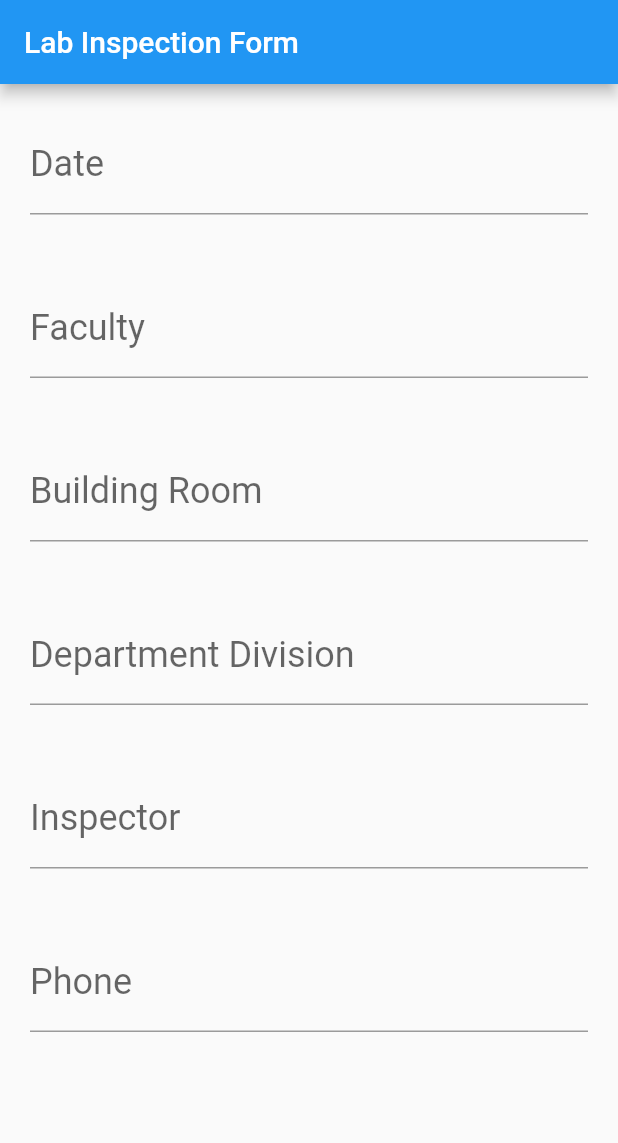
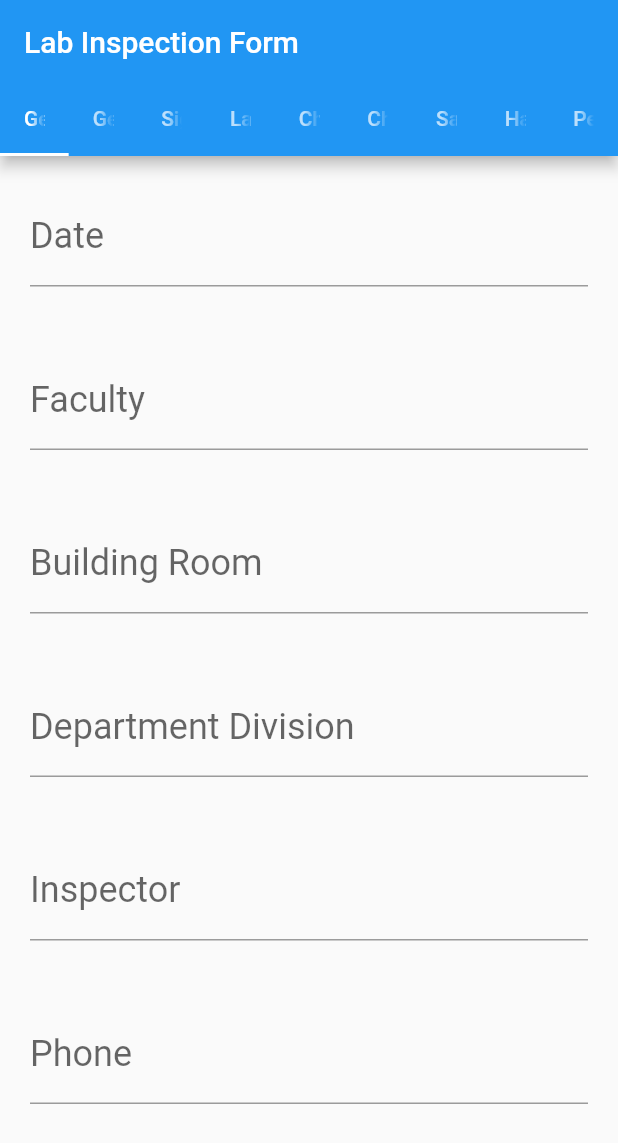
Before and after one commit to rhinroy2001/Event-Recorder, a Flutter app: the screen it shows after launch, after a tap on "Lab Safety Inspection Form", on a phone screen of 412 x 824 dp. Shown: the top 1143 px of the screen. Run offline on Flutter 3.47's test engine with Material 2 defaults, Android fonts, the phone set to English and light mode, and no system bars.

Commit message:
Tabs for lab inspection & lots of placeholder code

```diff
--- /dev/null
+++ b/lib/labInspectionForm/lif_general_fire_safety.dart
@@ -0,0 +1 @@
+// TODO: Placeholder file
--- /dev/null
+++ b/lib/labInspectionForm/lif_hazardous_waste_compliance.dart
@@ -0,0 +1 @@
+// TODO: Placeholder file
--- /dev/null
+++ b/lib/labInspectionForm/lif_main.dart
@@ -0,0 +1,78 @@
+import 'package:flutter/material.dart';
+import 'lif_general_info.dart';
+import 'lif_chemical_hygiene_plan.dart';
+import 'lif_chemical_use_storage.dart';
+import 'lif_lab_practices.dart';
+
+void labInspection() {
+  runApp(const MyApp());
+}
+
+class MyApp extends StatelessWidget {
+  const MyApp({super.key});
+
+  @override
+  Widget build(BuildContext context) {
+    return MaterialApp(
+      title: 'Event Recorder',
+      theme: ThemeData(
+        primarySwatch: Colors.blue,
+      ),
+      home: DefaultTabController(
+        length: 9,
+        child: Scaffold(
+          appBar: AppBar(
+            bottom: const TabBar(
+              tabs: [
+                Tab(text: 'General Information'), // General Information
+                Tab(text: 'General Fire Safety'), // General Fire Safety
+                Tab(text: 'Signs and Posting'), // Signs and Posting
+                Tab(text: 'Laboratory Practices'), // Laboratory Practices
+                Tab(text: 'Chemical Hygiene Plan'), // Chemical Hygiene Plan
+                Tab(text: 'Chemical Use and Storage'), // Chem Use & Storage
+                Tab(text: 'Safety Equipment'), // Safety Equipment
+                Tab(text: 'Hazardous Waste Compliance'), // HazWasteCompliance
+                Tab(text: 'Personal Protection'), // Personal Protection
+              ],
+            ),
+            title: const Text('Lab Inspection Form'),
+          ),
+          body: const TabBarView(
+            // TODO: Replace Icon items with the correct calls to the corresponding tab
+            children: [
+              Info(), // General Information
+              Icon(Icons.directions_transit), // General Fire Safety
+              Icon(Icons.directions_transit), // Signs and Posting
+              LabPractices(), // Laboratory Practices
+              ChemicalHygienePlan(), // Chemical Hygiene Plan
+              ChemicalUseStorage(), // Chemical Use and Storage
+              Icon(Icons.directions_transit), // Safety Equipment
+              Icon(Icons.directions_transit), // Hazardous Waste Compliance
+              Icon(Icons.directions_transit), // Personal Protection
+            ],
+          ),
+        ),
+      ),
+    );
+  }
+}
+
+class LabForm extends StatefulWidget {
+  const LabForm({super.key, required this.title});
+  final String title;
+
+  @override
+  State<LabForm> createState() => _LabForm();
+}
+
+class _LabForm extends State<LabForm> {
+  @override
+  Widget build(BuildContext context) {
+    return Scaffold(
+      appBar: AppBar(
+        title: Text(widget.title),
+      ),
+      body: const Info(),
+    );
+  }
+}
--- /dev/null
+++ b/lib/labInspectionForm/lif_personal_protection.dart
@@ -0,0 +1 @@
+// TODO: Placeholder file
--- /dev/null
+++ b/lib/labInspectionForm/lif_safety_equipment.dart
@@ -0,0 +1 @@
+// TODO: Placeholder file
--- /dev/null
+++ b/lib/labInspectionForm/lif_signs_postings.dart
@@ -0,0 +1 @@
+// TODO: Placeholder file
--- a/lib/labInspectionMain.dart
+++ /dev/null
@@ -1,42 +0,0 @@
-import 'package:flutter/material.dart';
-import 'generalInfo.dart';
-// import new file name here
-
-void labInspection() {
-  runApp(const MyApp());
-}
-
-class MyApp extends StatelessWidget {
-  const MyApp({super.key});
-
-  @override
-  Widget build(BuildContext context) {
-    return MaterialApp(
-      title: 'Event Recorder',
-      theme: ThemeData(
-        primarySwatch: Colors.blue,
-      ),
-      home: const LabForm(title: 'Lab Inspection Form'),
-    );
-  }
-}
-
-class LabForm extends StatefulWidget {
-  const LabForm({super.key, required this.title});
-  final String title;
-
-  @override
-  State<LabForm> createState() => _LabForm();
-}
-
-class _LabForm extends State<LabForm> {
-  @override
-  Widget build(BuildContext context) {
-    return Scaffold(
-      appBar: AppBar(
-        title: Text(widget.title),
-      ),
-      body: const Info(),
-    );
-  }
-}
--- a/lib/main.dart
+++ b/lib/main.dart
@@ -1,6 +1,6 @@
 import 'package:flutter/material.dart';
 import 'package:url_launcher/url_launcher.dart';
-import 'labInspectionMain.dart';
+import 'labInspectionForm/lif_main.dart';
 
 void main() {
   runApp(const MyApp());
@@ -38,39 +38,6 @@ class _MyHomePageState extends State<MyHomePage> {
     return Scaffold(
         appBar: AppBar(
           title: Text(widget.title),
-          // actions:
-          //[
-          // PopupMenuButton<int>(
-          //   itemBuilder: ((context) => [
-          //         PopupMenuItem(
-          //             value: 1,
-          //             child: Row(
-          //               children: const [
-          //                 Icon(Icons.star),
-          //                 SizedBox(width: 10),
-          //                 Text('Lab Inspection Form'),
-          //               ],
-          //             )),
-          //         PopupMenuItem(
-          //             value: 2,
-          //             child: Row(children: const [
-          //               Icon(Icons.star),
-          //               SizedBox(
-          //                 width: 10,
-          //               ),
-          //               Text('OSHA Form')
-          //             ])),
-          //       ]),
-          //   onSelected: (value) {
-          //     if (value == 1) {
-          //       // do something
-          //     } else if (value == 2) {
-          //       // do something
-          //     }
-          //   },
-          //   offset: const Offset(0, -200),
-          // )
-          //]
         ),
         body: Column(mainAxisAlignment: MainAxisAlignment.start, children: [
           Row(
@@ -79,13 +46,13 @@ class _MyHomePageState extends State<MyHomePage> {
               Column(
                 //mainAxisAlignment: MainAxisAlignment.start,
                 children: [
-                  Text('Previously Completed Forms',
+                  const Text('Previously Completed Forms',
                       style: TextStyle(fontSize: 25)),
                   TextButton(
                       onPressed: () {
                         // do something here
                       },
-                      child: Text('this will be the name of a form',
+                      child: const Text('this will be the name of a form',
                           style: TextStyle(fontSize: 20)))
                 ],
               ),
@@ -93,7 +60,7 @@ class _MyHomePageState extends State<MyHomePage> {
                 mainAxisAlignment: MainAxisAlignment.spaceAround,
                 children: <Widget>[
                   Padding(
-                    padding: EdgeInsets.all(15),
+                    padding: const EdgeInsets.all(15),
                     child: Column(
                       mainAxisAlignment: MainAxisAlignment.start,
                       crossAxisAlignment: CrossAxisAlignment.start,
@@ -103,14 +70,14 @@ class _MyHomePageState extends State<MyHomePage> {
                           style: TextStyle(fontSize: 25),
                         ),
                         Padding(
-                          padding:
-                              EdgeInsets.symmetric(horizontal: 8, vertical: 16),
+                          padding: const EdgeInsets.symmetric(
+                              horizontal: 8, vertical: 16),
                           child: SizedBox(
                             height: 60,
                             width: 300,
                             child: TextField(
                               controller: mailToController,
-                              decoration: InputDecoration(
+                              decoration: const InputDecoration(
                                 border: UnderlineInputBorder(),
                                 labelText: 'Mail to',
                               ),
@@ -118,14 +85,14 @@ class _MyHomePageState extends State<MyHomePage> {
                           ),
                         ),
                         Padding(
-                          padding:
-                              EdgeInsets.symmetric(horizontal: 8, vertical: 16),
+                          padding: const EdgeInsets.symmetric(
+                              horizontal: 8, vertical: 16),
                           child: SizedBox(
                             height: 60,
                             width: 300,
                             child: TextField(
                               controller: subjectController,
-                              decoration: InputDecoration(
+                              decoration: const InputDecoration(
                                 border: UnderlineInputBorder(),
                                 labelText: 'Subject',
                               ),
@@ -133,14 +100,14 @@ class _MyHomePageState extends State<MyHomePage> {
                           ),
                         ),
                         Padding(
-                          padding:
-                              EdgeInsets.symmetric(horizontal: 8, vertical: 16),
+                          padding: const EdgeInsets.symmetric(
+                              horizontal: 8, vertical: 16),
                           child: SizedBox(
                             height: 60,
                             width: 300,
                             child: TextField(
                               controller: emailBodyController,
-                              decoration: InputDecoration(
+                              decoration: const InputDecoration(
                                 border: UnderlineInputBorder(),
                                 labelText: 'Email body',
                                 hintText: 'someone@example.com',
@@ -215,25 +182,6 @@ class _MyHomePageState extends State<MyHomePage> {
               )
             ],
           )
-        ])
-
-        // body: Column(
-        //   children: [
-        //     const Text('Fill out a form'),
-        //     ElevatedButton(
-        //       onPressed: () {
-        //         // Do something when the button is pressed
-        //       },
-        //       child: const Text('OSHA Form'),
-        //     ),
-        //     ElevatedButton(
-        //       onPressed: () {
-        //         // Do something when the button is pressed
-        //       },
-        //       child: const Text('Lab Safety Inspection Form'),
-        //     ),
-        //   ],
-        // ),
-        );
+        ]));
   }
 }
```
Also changed, not shown: lib/labInspectionForm/lif_chemical_hygiene_plan.dart (added, +66 -0 lines), lib/labInspectionForm/lif_chemical_use_storage.dart (added, +66 -0 lines), lib/labInspectionForm/lif_lab_practices.dart (added, +66 -0 lines), lib/question.dart (added, +70 -0 lines), lib/labInspectionForm/lif_general_info.dart (renamed from lib/generalInfo.dart), 1 other file.
